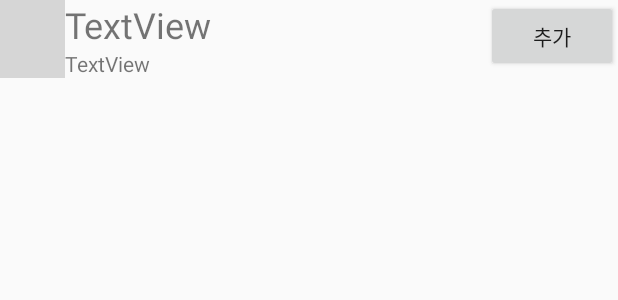
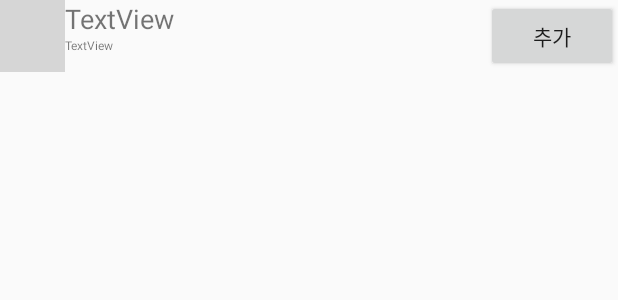
Before and after one commit to cling13/Trip_Planner_Project, an Android app: the layout itemlayout.xml on its own in the app's theme, with its tools: preview values and no code run, on a phone screen of 412 x 824 dp. Shown: the top 300 px of the screen. Run offline under Robolectric (Android 15) with nearby library versions, the phone set to English and light mode, and no system bars; grey boxes are pictures that could not be loaded.

```diff
--- a/app/src/main/java/com/example/plannerproject010/MainActivity.java
+++ b/app/src/main/java/com/example/plannerproject010/MainActivity.java
@@ -424,12 +424,13 @@ public class MainActivity extends AppCompatActivity implements OnMapReadyCallbac
             for (int i = 0; i < jsonArray.length(); i++) {
                 JSONObject phoneBookObject = jsonArray.getJSONObject(i);
                 String id = phoneBookObject.getString("id");
+                String type = phoneBookObject.getString("type");
                 Double lat = phoneBookObject.getDouble("lat");
                 Double lng = phoneBookObject.getDouble("lng");
                 Double time = (double) phoneBookObject.getInt("time");
                 Log.d("date",id);
 
-                travelPlanner.add(id,lat,lng,time);
+                travelPlanner.add(id,lat,lng,time,type);
             }
             travelPlanner.start(10);
 
--- a/app/src/main/res/layout/itemlayout.xml
+++ b/app/src/main/res/layout/itemlayout.xml
@@ -22,14 +22,14 @@
             android:layout_width="match_parent"
             android:layout_height="wrap_content"
             android:text="TextView"
-            android:textSize="24sp" />
+            android:textSize="18sp" />
 
         <TextView
             android:id="@+id/placeAddress"
             android:layout_width="match_parent"
             android:layout_height="wrap_content"
             android:text="TextView"
-            android:textSize="14sp" />
+            android:textSize="8sp" />
     </LinearLayout>
 
     <Button
```
Also changed, not shown: app/src/main/java/com/example/plannerproject010/TravelPlanner.java (+8 -9 lines).
